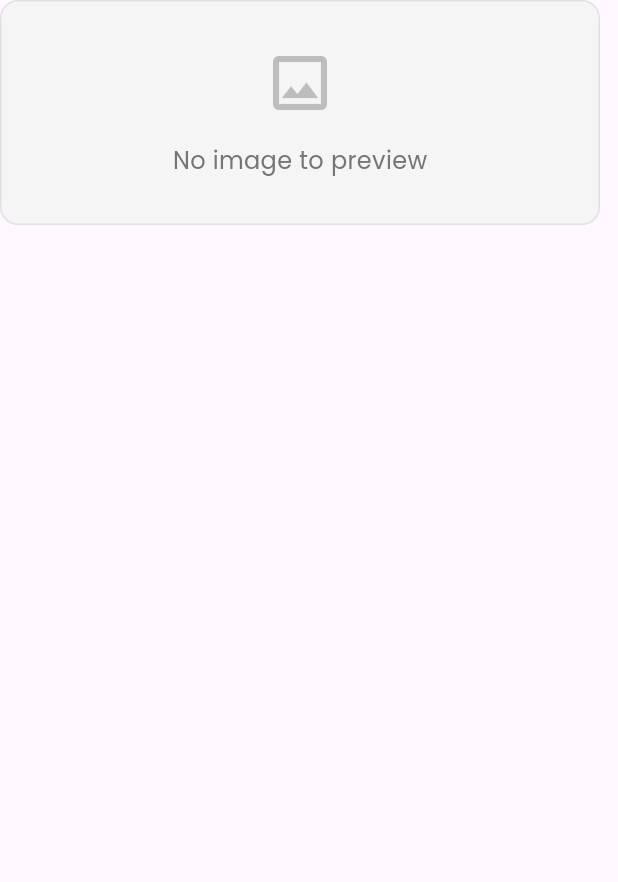
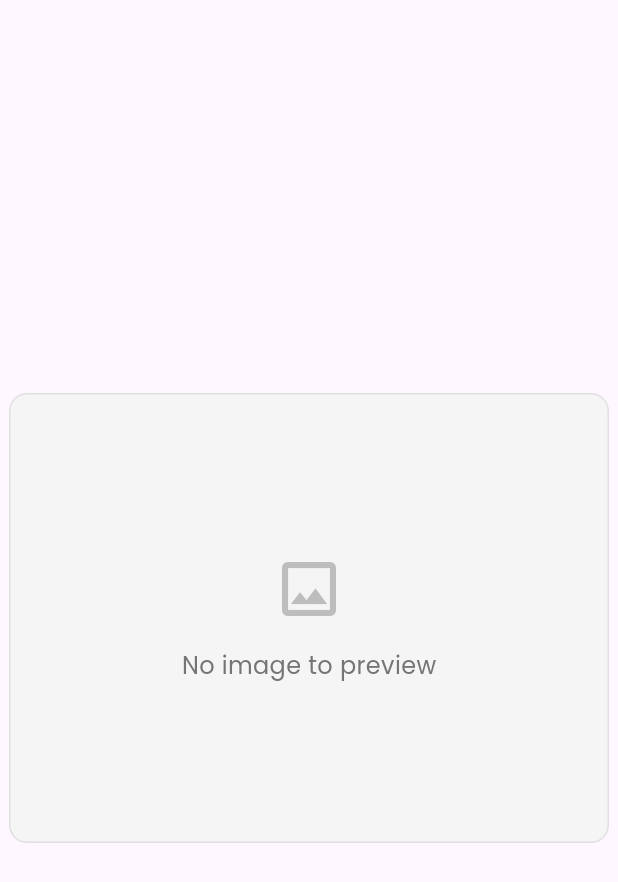
Before and after one commit to 5-abdulsami/piximize, a Flutter app: the ImagePreview widget shown alone on an empty page, opened directly, on a phone screen of 412 x 824 dp. Shown: the top 882 px of the screen. Run offline on Flutter 3.47's test engine with Material 3 defaults, Android fonts, the phone set to English and light mode, and no system bars; our stand-ins replace dotted_border, flutter_image_compress, fluttertoast, google_fonts; missing offline and left inert: file_saver, flutter_dropzone.

Commit message:
fixed image preview widget

```diff
--- a/lib/widgets/image_preview.dart
+++ b/lib/widgets/image_preview.dart
@@ -20,7 +20,6 @@ class ImagePreview extends StatefulWidget {
 class ImagePreviewState extends State<ImagePreview> {
   double _sliderValue = 0.5;
   bool _isDragging = false;
-  final double imageWidth = 400;
   final GlobalKey _imageKey = GlobalKey();
   Size? _imageSize;
 
@@ -45,25 +44,24 @@ class ImagePreviewState extends State<ImagePreview> {
   @override
   Widget build(BuildContext context) {
     if (widget.originalImage == null || widget.compressedImage == null) {
-      return _buildPlaceholder();
+      return Center(child: _buildPlaceholder());
     }
 
-    return Column(
+    // Calculate responsive width based on screen size
+    final screenWidth = MediaQuery.of(context).size.width;
+    final imageWidth = screenWidth > 600 ? 500.0 : screenWidth * 0.9;
+
+    return Center(
+      child: Column(
+        mainAxisAlignment: MainAxisAlignment.center,
         children: [
           // Image comparison container
-        Center(
-          child: Container(
-            height: 250,
+          Container(
             key: _imageKey,
+            width: imageWidth,
+            height: imageWidth * 0.75, // Maintain aspect ratio
             decoration: BoxDecoration(
               borderRadius: BorderRadius.circular(12),
-              boxShadow: [
-                BoxShadow(
-                  color: Colors.black.withOpacity(0.1),
-                  blurRadius: 10,
-                  spreadRadius: 0,
-                ),
-              ],
             ),
             child: ClipRRect(
               borderRadius: BorderRadius.circular(12),
@@ -72,6 +70,7 @@ class ImagePreviewState extends State<ImagePreview> {
                   // Base image (compressed)
                   SizedBox(
                     width: imageWidth,
+                    height: double.infinity,
                     child: Image.memory(
                       widget.compressedImage!,
                       fit: BoxFit.contain,
@@ -84,6 +83,7 @@ class ImagePreviewState extends State<ImagePreview> {
                       widthFactor: _sliderValue,
                       child: SizedBox(
                         width: imageWidth,
+                        height: double.infinity,
                         child: Image.memory(
                           widget.originalImage!,
                           fit: BoxFit.contain,
@@ -94,7 +94,7 @@ class ImagePreviewState extends State<ImagePreview> {
                   // Labels
                   _buildImageLabels(),
                   // Slider handle
-                  _buildSliderHandle(),
+                  _buildSliderHandle(imageWidth),
                   // Touch overlay for mobile
                   Positioned.fill(
                     child: GestureDetector(
@@ -103,18 +103,14 @@ class ImagePreviewState extends State<ImagePreview> {
                       onHorizontalDragEnd: (_) =>
                           setState(() => _isDragging = false),
                       onHorizontalDragUpdate: (details) {
-                        if (_imageSize != null) {
                         setState(() {
-                            _sliderValue +=
-                                details.primaryDelta! / _imageSize!.width;
+                          _sliderValue += details.primaryDelta! / imageWidth;
                           _sliderValue = _sliderValue.clamp(0.0, 1.0);
                         });
-                        }
                       },
                     ),
                   ),
                 ],
-              ),
               ),
             ),
           ),
@@ -147,13 +143,14 @@ class ImagePreviewState extends State<ImagePreview> {
             ),
           ),
         ],
+      ),
     );
   }
 
   Widget _buildPlaceholder() {
     return Container(
-      width: imageWidth,
-      height: 150,
+      width: 400,
+      height: 300,
       decoration: BoxDecoration(
         color: Colors.grey[100],
         borderRadius: BorderRadius.circular(12),
@@ -230,9 +227,9 @@ class ImagePreviewState extends State<ImagePreview> {
     );
   }
 
-  Widget _buildSliderHandle() {
+  Widget _buildSliderHandle(double imageWidth) {
     return Positioned(
-      left: (_imageSize?.width ?? imageWidth) * _sliderValue - 16,
+      left: imageWidth * _sliderValue - 16,
       top: 0,
       bottom: 0,
       child: MouseRegion(
```
Lines whose indentation alone changed are shown as unchanged.
